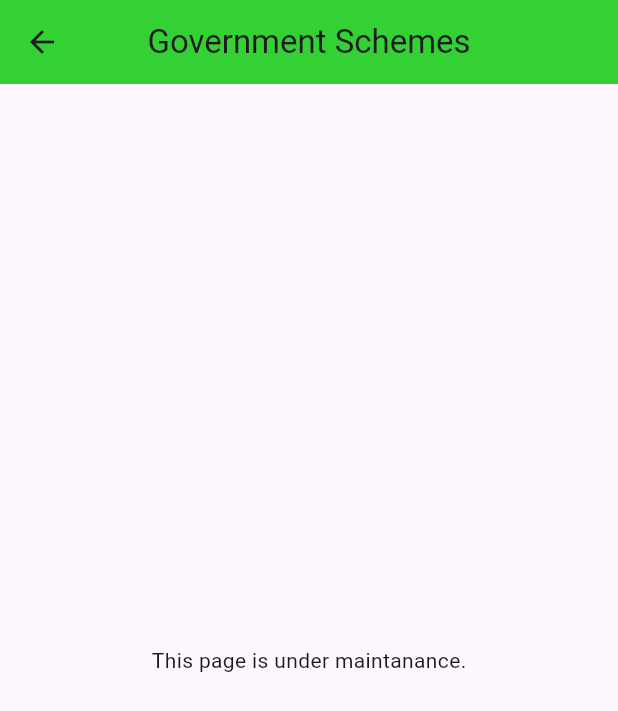
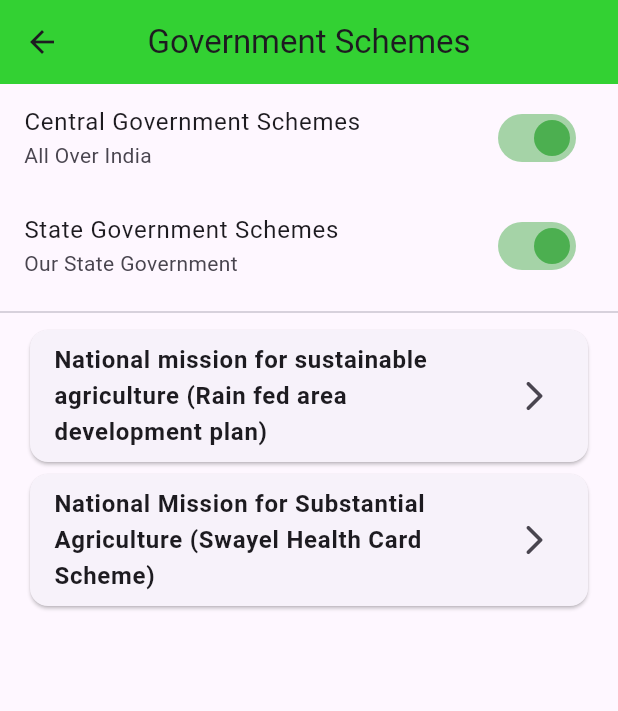
Before and after one commit to KarthikChallagundla/Krishi-Sahayak, a Flutter app: the Schemes screen opened directly, on a phone screen of 412 x 824 dp. Shown: the top 711 px of the screen. Run offline on Flutter 3.47's test engine with Material 3 defaults, Android fonts, the light colour scheme and no system bars; our stand-ins replace cloud_firestore, firebase_auth, firebase_core, firebase_storage, flutter_dotenv, google_sign_in and 2 more; missing offline and left inert: razorpay_flutter, translator; accounts and stored records are empty; generated files the repository leaves out were written again.

Commit message:
Designed Schemes Page

```diff
--- a/lib/farmer_pages/crops_page.dart
+++ b/lib/farmer_pages/crops_page.dart
@@ -71,9 +71,10 @@ class CropInfo extends StatefulWidget {
 class _CropInfoState extends State<CropInfo> {
   @override
   Widget build(BuildContext context) {
+
     Map<String, dynamic> crop = widget.crop;
+    List<String> keys = crop.keys.toList();
 
-    List<String> keys = crop.keys.toList();
     return Scaffold(
       appBar: AppBar(
         backgroundColor: Color.fromRGBO(0, 200, 0, 0.8),
--- a/lib/farmer_pages/schemes.dart
+++ b/lib/farmer_pages/schemes.dart
@@ -1,4 +1,5 @@
 import 'package:flutter/material.dart';
+import 'package:translator/translator.dart';
 
 class Schemes extends StatefulWidget {
   const Schemes({super.key});
@@ -8,17 +9,156 @@ class Schemes extends StatefulWidget {
 }
 
 class _SchemesState extends State<Schemes> {
+
+  bool central = true;
+  bool state = true;
+
   @override
   Widget build(BuildContext context) {
+
+    List<Map<String, dynamic>> schemesData = [
+      {
+        "NAME": "National mission for sustainable agriculture (Rain fed area development plan)",
+        "Scheme": "Central",
+        "Theme": "Providing livelihood resources to the farmers in rain fed areas by reduction of risks through integrated agriculture system.",
+        "Eligibility": "Farmers should notify and enrolled their details of the crop in the nearby mandal agriculture center.",
+        "Crops": "All crops are eligible",
+        "Benefits": "Government will provide an amount of 1 lakh excluding cost of construction of ponds, repairs,shortage of polyhouses.",
+        "Situation": "Farmers affecting in heavy rainfall in rain fed area can avail this scheme.",
+        "Verification": "A team of agriculture management system with leading district agriculture officer.",
+      },
+      {
+        "NAME": "National Mission for Substantial Agriculture (Swayel Health Card Scheme)",
+        "SCHEME": "Central",
+        "THEME": "Encourage Balaced and Integrated Fertilizer use in health card in 3 years",
+        "ELIGIBILITY": "Soil pH level should be in fixed range at a particular region with nutrition management",
+        "BENEFITS": "Government will provide farmers in establishing of soil testing laboratories and support harmless fertilizer with subsidy",
+        "CROPS": "All crops",
+        "VERIFICATION": "A team of agriculture management system with leading district agriculture officer"
+      },
+    ];
+
     return Scaffold(
       appBar: AppBar(
         backgroundColor: Color.fromRGBO(0, 200, 0, 0.8),
         title: Text('Government Schemes'),
         centerTitle: true,
       ),
-      body: Center(
-        child: Text('This page is under maintanance.'),
+      body: Column(
+        children: [
+          SwitchListTile(
+            value: central,
+            onChanged: (value) {
+              setState(() {
+                central = value;
+              });
+            },
+            title: Text("Central Government Schemes"),
+            subtitle: Text("All Over India"),
+            activeColor: Colors.green,
+          ),
+          SwitchListTile(
+            value: state,
+            onChanged: (value) {
+              setState(() {
+                state = value;
+              });
+            },
+            title: Text("State Government Schemes"),
+            subtitle: Text("Our State Government"),
+            activeColor: Colors.green,
+          ),
+          Divider(),
+          Expanded(
+            child: ListView.builder(
+              itemCount: schemesData.length,
+              itemBuilder: (context, index) {
+                Map<String, dynamic> scheme = schemesData[index];
+                return Padding(
+                  padding: const EdgeInsets.symmetric(horizontal: 16),
+                  child: Card(
+                    child: ListTile(
+                      onTap: () {
+                        Navigator.of(context).push(MaterialPageRoute(builder: (context) => SchemeDetails(scheme: scheme)));
+                      },
+                      title: Text(scheme['NAME'], style: TextStyle(fontWeight: FontWeight.bold),),
+                      trailing: Icon(Icons.arrow_forward_ios_rounded),
+                    ),
+                  ),
+                );
+              },
+            ),
+          ),
+        ],
       ),
     );
   }
 }
+
+class SchemeDetails extends StatefulWidget {
+  final Map<String, dynamic> scheme;
+  const SchemeDetails({super.key, required this.scheme});
+
+  @override
+  State<SchemeDetails> createState() => _SchemeDetailsState();
+}
+
+class _SchemeDetailsState extends State<SchemeDetails> {
+  @override
+  Widget build(BuildContext context) {
+
+    Map<String, dynamic> scheme = widget.scheme;
+    List<String> keys = scheme.keys.toList();
+    Locale currentLocale = Localizations.localeOf(context);
+
+    return Scaffold(
+      appBar: AppBar(
+        backgroundColor: Color.fromRGBO(0, 200, 0, 0.8),
+        title: Text('${scheme['NAME']} Details'),
+      ),
+      body: Container(
+        decoration: BoxDecoration(color: Colors.orange),
+        child: ListView.builder(
+          itemCount: keys.length - 2,
+          itemBuilder: (context, index) {
+            return Column(
+              crossAxisAlignment: CrossAxisAlignment.start,
+              children: [
+                Container(
+                  width: double.infinity,
+                  decoration: BoxDecoration(
+                    color: Colors.blue
+                  ),
+                  child: Text(keys[index + 2].toUpperCase(), style: TextStyle(fontSize: 20, fontWeight: FontWeight.bold, color: Colors.white), textAlign: TextAlign.center,)
+                ),
+                SizedBox(height: 10,),
+                Padding(
+                  padding: const EdgeInsets.symmetric(horizontal: 16),
+                  child: FutureBuilder<String>(
+                    future: translateText(scheme[keys[index + 2]], currentLocale.languageCode),
+                    builder: (context, snapshot) {
+                      if (snapshot.connectionState == ConnectionState.waiting) {
+                        return Text('');
+                      } else if (snapshot.hasError) {
+                        return Text(scheme[keys[index + 1]]);
+                      } else {
+                        return Text(snapshot.data ?? 'Translation failed');
+                      }
+                    },
+                  ),
+                ),
+                SizedBox(height: 10,),
+              ],
+            );
+          },
+        ),
+      ),
+    );
+  }
+}
+
+Future<String> translateText(String message, String translateTo) async {
+  GoogleTranslator translator = GoogleTranslator();
+  var translation = await translator.translate(message, to: translateTo);
+  return translation.text;
+}
--- a/pubspec.yaml
+++ b/pubspec.yaml
@@ -25,6 +25,7 @@ dependencies:
   flutter_facebook_auth: ^6.0.4
   image_picker: ^1.1.2
   firebase_storage: ^12.2.0
+  translator: ^1.0.0
 
 dev_dependencies:
   flutter_test:
```
Also changed, not shown: pubspec.lock.
